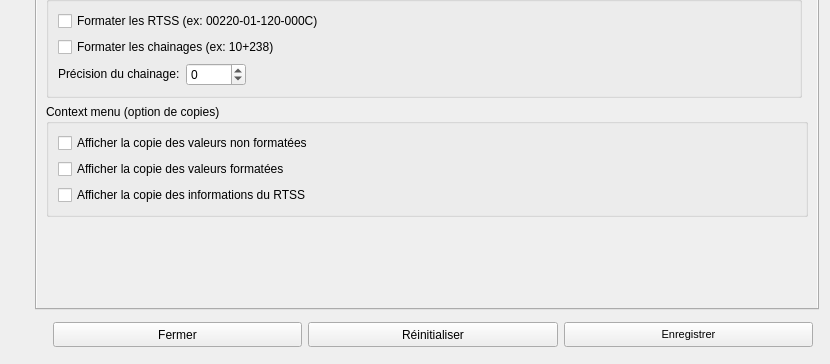
Qt form interfaces/fenetre_parametre.ui (xbourbeau/outils_MTQ_chainage) before a commit; both pictures show x 0 to 830 and y 455 to 819 of the 830 by 819 pixel window.
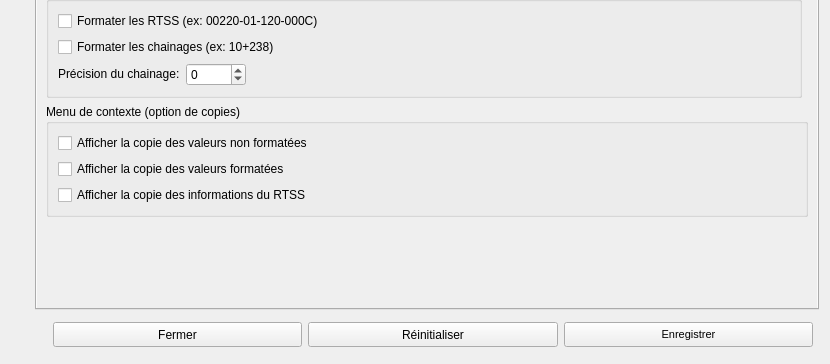
The same form after that commit. The open tabs and pages were chosen to show the change. Custom widgets are drawn as their Qt base class.

```diff
--- a/interfaces/fenetre_parametre.ui
+++ b/interfaces/fenetre_parametre.ui
@@ -212,7 +212,7 @@
               <string>Ajoute des options de copie lors d'un click droit dans la carte</string>
              </property>
              <property name="title">
-              <string>Context menu (option de copies)</string>
+              <string>Menu de contexte (option de copies)</string>
              </property>
              <layout class="QGridLayout" name="gridLayout_24">
               <item row="0" column="0">
```
